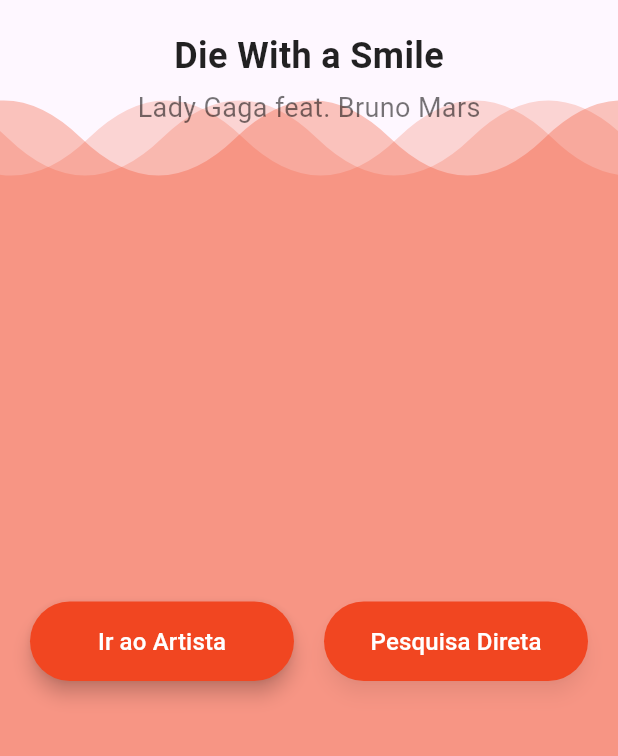
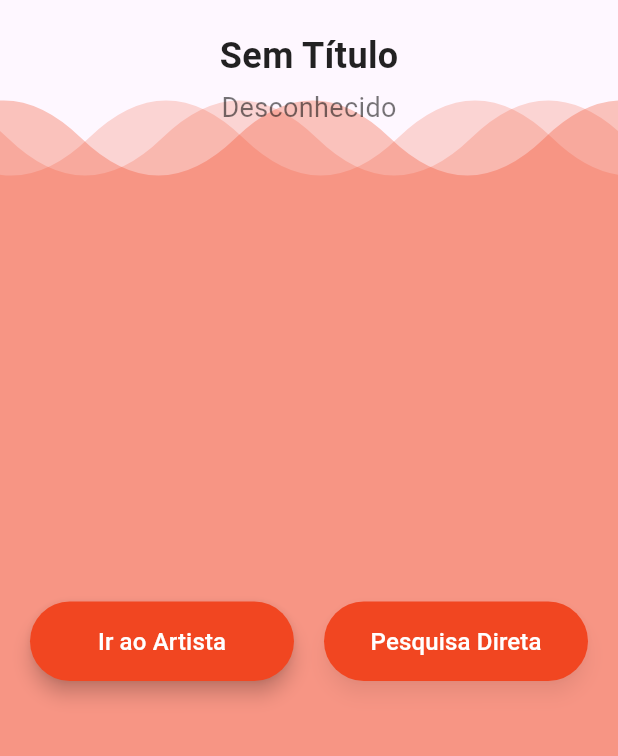
Before and after one commit to MarcosNeto14/Sintonize, a Flutter app: the TelaInicialScreen screen opened directly, on a phone screen of 412 x 824 dp, the part 480-1236 px from its top. Run offline on Flutter 3.47's test engine with Material 3 defaults, Android fonts, the phone set to English and light mode, and no system bars; our stand-ins replace cloud_firestore, firebase_auth, firebase_core; accounts and stored records are empty; Roboto replaces fonts that are missing (Piazzolla, Poppins).

Commit message:
Tela adicionar música temporária

```diff
--- a/lib/tela-inicial.dart
+++ b/lib/tela-inicial.dart
@@ -45,6 +45,24 @@ class _TelaInicialScreenState extends State<TelaInicialScreen>
       }
     }
     return 'Usuário';
+  }
+
+  Future<Map<String, String>> fetchMusica() async {
+    final musicas = await FirebaseFirestore.instance.collection('musica').get();
+
+    if (musicas.docs.isNotEmpty) {
+      final musica = musicas.docs.first; // Pega a primeira música, mas você pode randomizar aqui
+      return {
+        'nome': musica['nome'] ?? 'Sem Título',
+        'artista': musica['artista'] ?? 'Desconhecido',
+      };
+    }
+
+    return {
+      'titulo': 'Sem Título',
+      'artista': 'Desconhecido',
+    };
+
   }
 
   @override
@@ -152,9 +170,30 @@ class _TelaInicialScreenState extends State<TelaInicialScreen>
                 height: 180,
               ),
               const SizedBox(height: 20),
-              const Text(
-                'Die With a Smile',
+              FutureBuilder<Map<String, String>>(
+              future: fetchMusica(),
+              builder: (context, snapshot) {
+                if (snapshot.connectionState == ConnectionState.waiting) {
+                  return const CircularProgressIndicator(); // Indicador de carregamento
+                }
+
+                if (snapshot.hasError || !snapshot.hasData) {
+                  return const Text(
+                    'Erro ao carregar música',
                     style: TextStyle(
+                      color: Colors.black87,
+                      fontSize: 18,
+                      fontFamily: 'Piazzolla',
+                    ),
+                  );
+                }
+
+                final musica = snapshot.data!;
+                return Column(
+                  children: [
+                    Text(
+                      musica['titulo']!,
+                      style: const TextStyle(
                         color: Colors.black87,
                         fontSize: 24,
                         fontFamily: 'Piazzolla',
@@ -162,14 +201,19 @@ class _TelaInicialScreenState extends State<TelaInicialScreen>
                       ),
                     ),
                     const SizedBox(height: 5),
-              const Text(
-                'Lady Gaga feat. Bruno Mars',
-                style: TextStyle(
+                    Text(
+                      musica['artista']!,
+                      style: const TextStyle(
                         color: Colors.black54,
                         fontSize: 18,
                         fontFamily: 'Piazzolla',
                       ),
                     ),
+                  ],
+                );
+              },
+            ),
+
               const Spacer(),
               Padding(
                 padding: const EdgeInsets.symmetric(horizontal: 20),
```
Also changed, not shown: lib/add_music.dart (added, +93 -0 lines), lib/main.dart (+61 -3 lines), pubspec.yaml (line endings or trailing spaces). Lines whose indentation alone changed are shown as unchanged.
